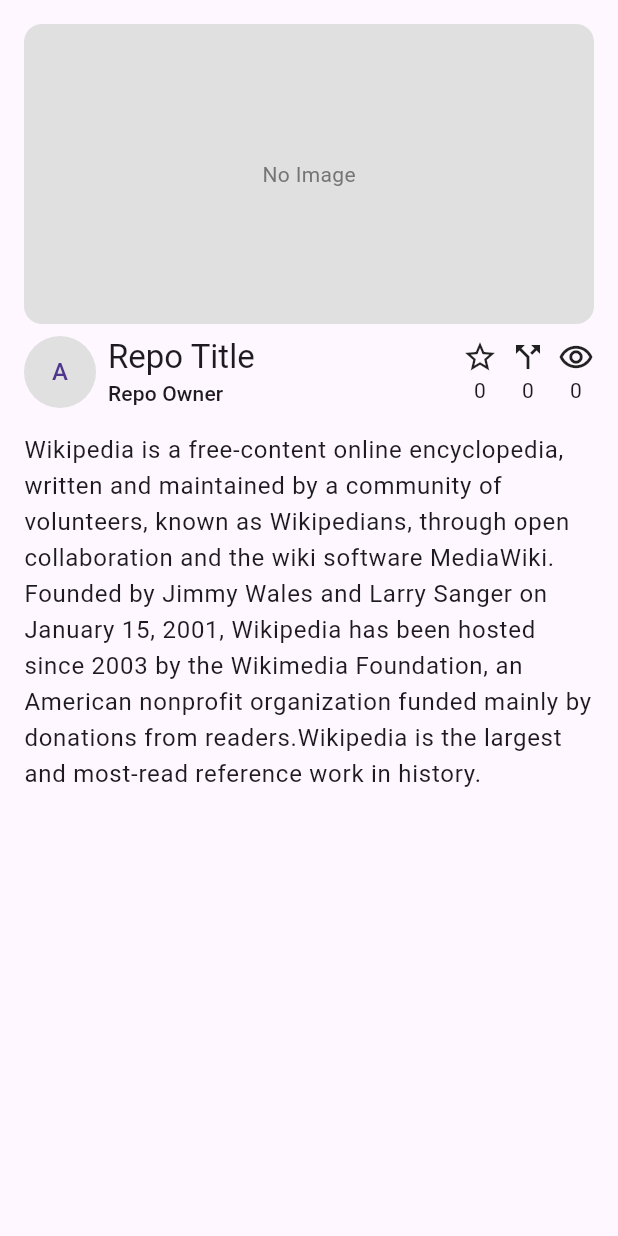
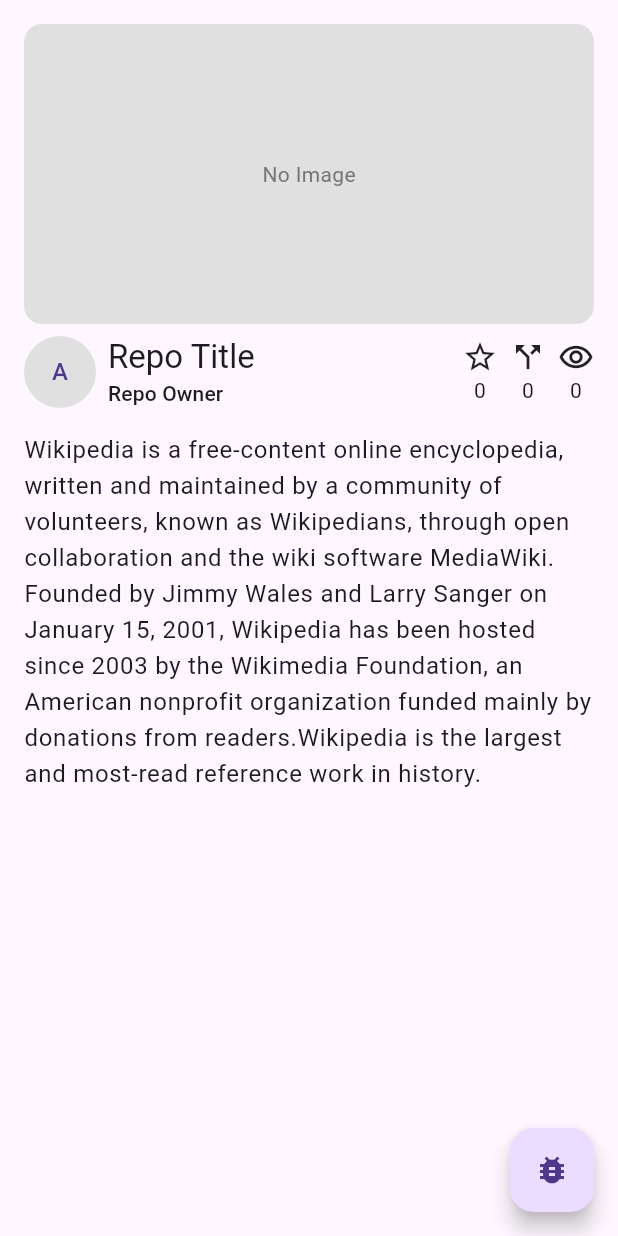
Before and after one commit to LOVELESSG/github_search_flutter, a Flutter app: the RepoDetail screen opened directly, on a phone screen of 412 x 824 dp. Run offline on Flutter 3.47's test engine with Material 3 defaults, Android fonts, the phone set to English and light mode, and no system bars.

Commit message:
add floating action button on repo detail page

```diff
--- a/lib/repo_detail.dart
+++ b/lib/repo_detail.dart
@@ -7,6 +7,10 @@
   @override
   Widget build(BuildContext context) {
     return Scaffold(
+      floatingActionButton: FloatingActionButton(
+        onPressed: () {},
+        child: const Icon(Icons.bug_report),
+      ),
       body: SafeArea(
         child: Center(
           child: Container(
@@ -25,7 +29,7 @@
                       backgroundColor: Colors.grey[300],
                       child: Text('A'),
                     ),
-                    SizedBox(width: 8.0,),
+                    SizedBox(width: 8.0),
                     Column(
                       crossAxisAlignment: CrossAxisAlignment.start,
                       children: [
@@ -47,9 +51,7 @@
                             children: [Icon(Icons.star_border), Text('0')],
                           ),
                           SizedBox(width: 8.0),
-                          Column(
-                            children: [Icon(Icons.call_split), Text('0')],
-                          ),
+                          Column(children: [Icon(Icons.call_split), Text('0')]),
                           SizedBox(width: 8.0),
                           Column(
                             children: [
```
